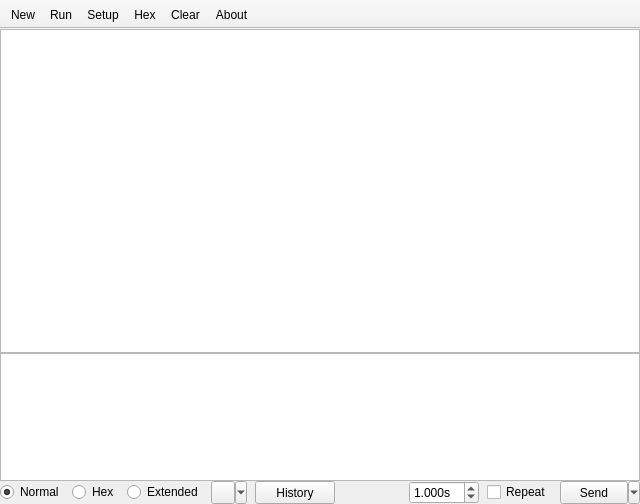
Above: pqcom/main.ui from xiongyihui/pqcom before the change. Below: the same form after it.
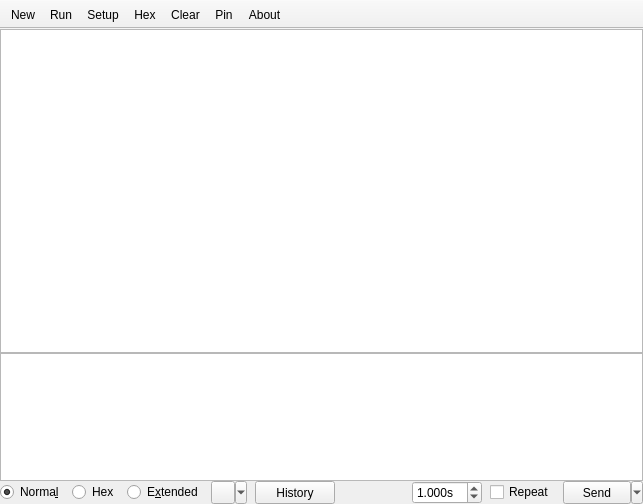
That is the form after the change.

What changed in the file:
```diff
--- a/pqcom/main.ui
+++ b/pqcom/main.ui
@@ -6,7 +6,7 @@
    <rect>
     <x>0</x>
     <y>0</y>
-    <width>640</width>
+    <width>643</width>
     <height>504</height>
    </rect>
   </property>
@@ -95,7 +95,7 @@
       <item>
        <widget class="QRadioButton" name="normalRadioButton">
         <property name="text">
-         <string>Normal</string>
+         <string>Norma&amp;l</string>
         </property>
         <property name="checked">
          <bool>true</bool>
@@ -112,7 +112,7 @@
       <item>
        <widget class="QRadioButton" name="extendRadioButton">
         <property name="text">
-         <string>Extended</string>
+         <string>E&amp;xtended</string>
         </property>
        </widget>
       </item>
@@ -249,6 +249,7 @@
    <addaction name="actionSetup"/>
    <addaction name="actionHex"/>
    <addaction name="actionClear"/>
+   <addaction name="actionPin"/>
    <addaction name="actionAbout"/>
   </widget>
   <action name="actionSetup">
@@ -302,6 +303,17 @@
     <string>Clear</string>
    </property>
   </action>
+  <action name="actionPin">
+   <property name="checkable">
+    <bool>true</bool>
+   </property>
+   <property name="text">
+    <string>Pin</string>
+   </property>
+   <property name="toolTip">
+    <string>Stay On Top</string>
+   </property>
+  </action>
  </widget>
  <tabstops>
   <tabstop>sendPlainTextEdit</tabstop>
```
Left out of the diff: 11 changed lines with no effect on the pictures.
